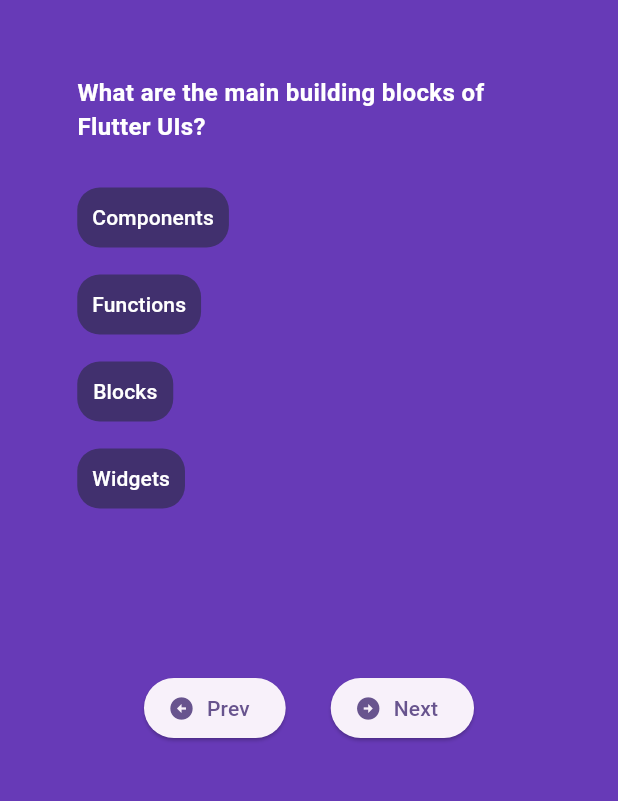
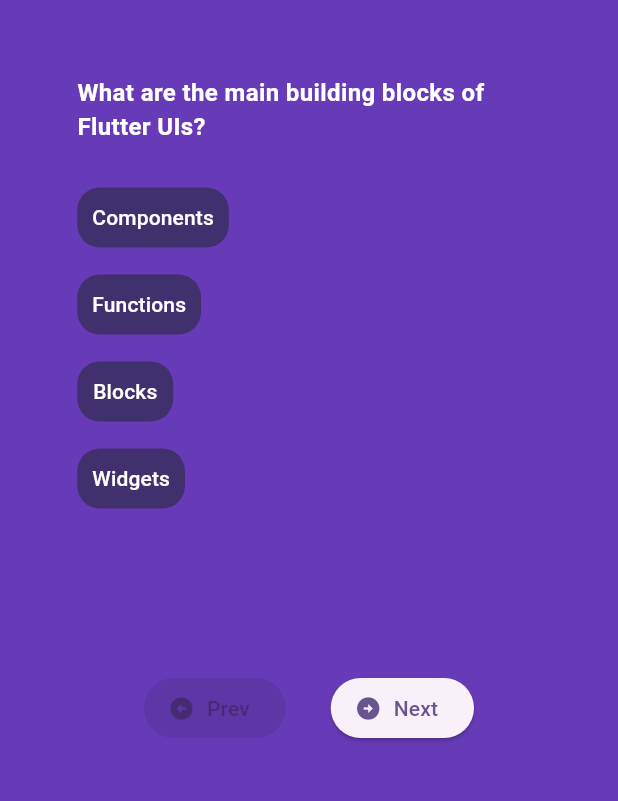
Before and after one commit to gayashan4lk/flutter_quiz_app, a Flutter app: the Quiz screen opened by its route, on a phone screen of 412 x 824 dp, the part 84-885 px from its top. Run offline on Flutter 3.47's test engine with Material 2 defaults, Android fonts, the phone set to English and light mode, and no system bars.

```diff
--- a/lib/main.dart
+++ b/lib/main.dart
@@ -5,6 +5,7 @@ import 'quiz.dart';
 import 'shop.dart';
 import 'about.dart';
 import 'contact.dart';
+import 'scores.dart';
 
 void main() {
   runApp(const QuizApp());
@@ -27,6 +28,7 @@ class QuizApp extends StatelessWidget {
         '/shop': (context) => const Shop(),
         '/about': (context) => const About(),
         '/contact': (context) => const Contact(),
+        '/scores': (context) => const Scores(),
       },
       initialRoute: '/',
     );
--- a/lib/quiz.dart
+++ b/lib/quiz.dart
@@ -48,9 +48,12 @@ class _QuizState extends State<Quiz> {
     }
   }
 
-  handleAnswerSelect(QuizAnswer answer){
+  void handlePressFinishBtn() {
+    Navigator.pushNamed(context, '/scores', arguments: answers);
+  }
+
+  handleAnswerSelect(QuizAnswer answer) {
     answers[indexOfQues] = answer.isCorrect;
-    print(answers);
   }
 
   @override
@@ -70,19 +73,31 @@ class _QuizState extends State<Quiz> {
             children: <Widget>[
               const SizedBox(height: 30),
               QuestionText(questions[indexOfQues].question),
-              ...shuffleAnswers(questions[indexOfQues].answers).map((answer) =>
-                  AnswerButton(answer, handleAnswerSelect)),
+              ...shuffleAnswers(questions[indexOfQues].answers)
+                  .map((answer) => AnswerButton(answer, handleAnswerSelect)),
               const SizedBox(height: 100),
               Row(
                 mainAxisAlignment: MainAxisAlignment.center,
                 children: <Widget>[
-                  ElevatedButton.icon(
+                  (indexOfQues == 0)
+                      ? ElevatedButton.icon(
+                          onPressed: null,
+                          icon: const Icon(Icons.arrow_circle_left_sharp),
+                          label: const Text("Prev"),
+                        )
+                      : ElevatedButton.icon(
                           onPressed: handlePressPrevBtn,
                           icon: const Icon(Icons.arrow_circle_left_sharp),
                           label: const Text("Prev"),
                         ),
                   const SizedBox(width: 30),
-                  ElevatedButton.icon(
+                  (indexOfQues == (questions.length - 1))
+                      ? ElevatedButton.icon(
+                          onPressed: handlePressFinishBtn,
+                          icon: const Icon(Icons.check_circle_sharp),
+                          label: const Text("Finish"),
+                        )
+                      : ElevatedButton.icon(
                           onPressed: handlePressNextBtn,
                           icon: const Icon(Icons.arrow_circle_right_sharp),
                           label: const Text("Next"),
```
Also changed, not shown: lib/scores.dart (added, +29 -0 lines). Lines whose indentation alone changed are shown as unchanged.
